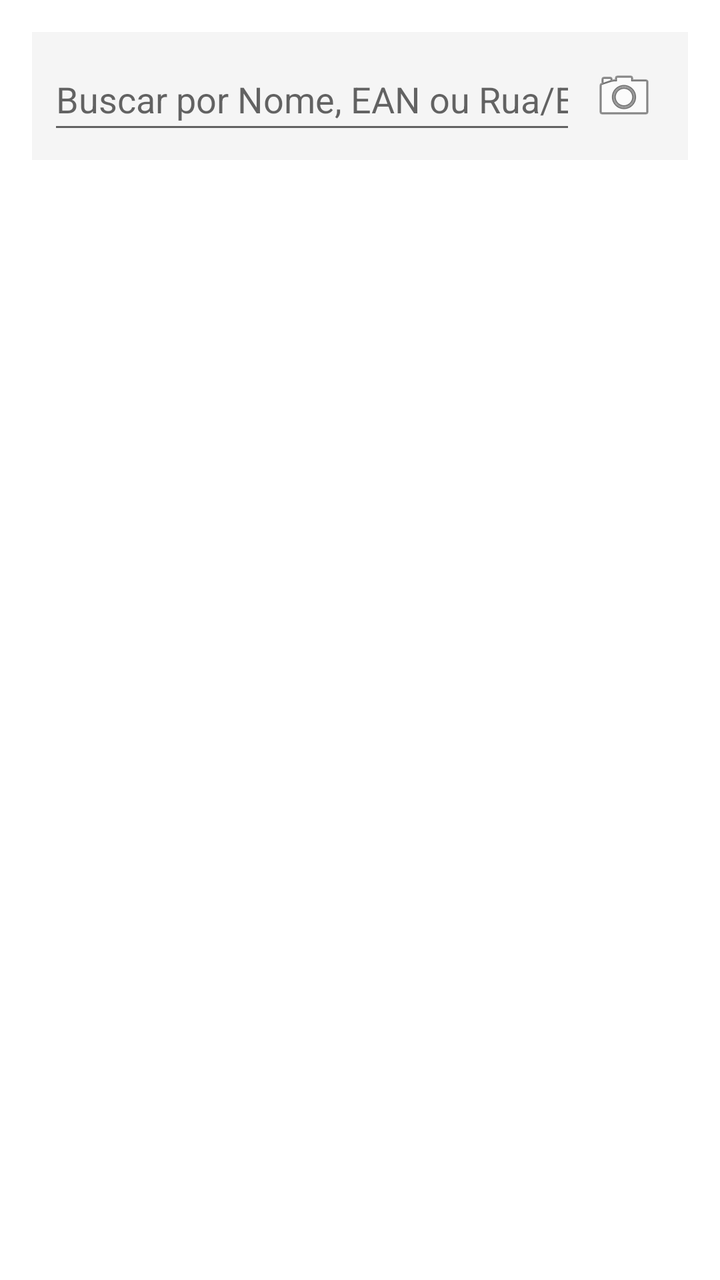
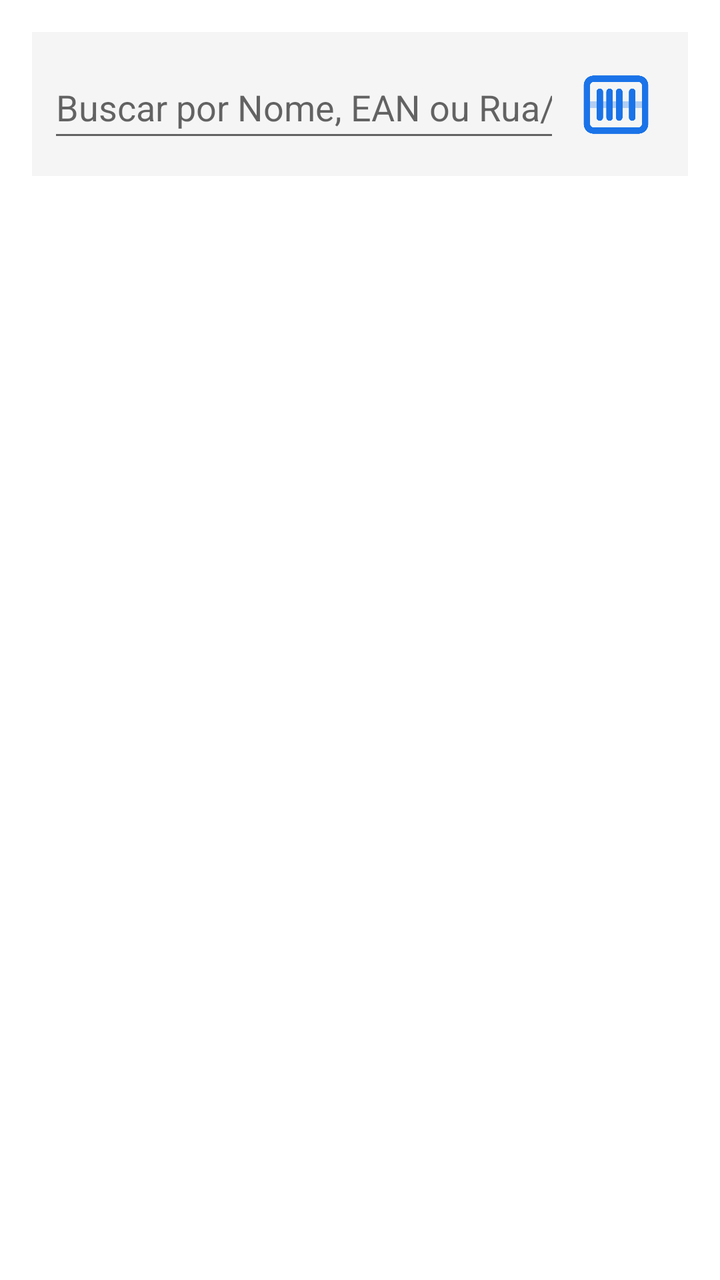

Before-and-after screenshots of an Android layout around one commit, followed by the original layout XML and the change that was made.
<!-- AndroidManifest.xml: application theme Theme.PistaLimpa -->
<!-- res/layout/fragment_consulta_produto.xml -->
<?xml version="1.0" encoding="utf-8"?>
<LinearLayout xmlns:android="http://schemas.android.com/apk/res/android"
    xmlns:app="http://schemas.android.com/apk/res-auto"
    android:layout_width="match_parent"
    android:layout_height="match_parent"
    android:orientation="vertical"
    android:padding="16dp">

    
    <LinearLayout
        android:layout_width="match_parent"
        android:layout_height="wrap_content"
        android:orientation="horizontal"
        android:gravity="center_vertical"
        android:background="#F5F5F5"
        android:padding="8dp">

        <EditText
            android:id="@+id/etBuscaGenerica"
            android:layout_width="0dp"
            android:layout_height="48dp"
            android:layout_weight="1"
            android:hint="Buscar por Nome, EAN ou Rua/Endereço"
            android:inputType="text" />

        <ImageButton
            android:id="@+id/btnScannerConsulta"
            android:layout_width="48dp"
            android:layout_height="48dp"
            android:contentDescription="Escanear EAN"
            android:src="@android:drawable/ic_menu_camera"
            android:background="?attr/selectableItemBackgroundBorderless" />
    </LinearLayout>

    
    <com.google.android.material.card.MaterialCardView
        android:id="@+id/cardDetalhesProduto"
        android:layout_width="match_parent"
        android:layout_height="wrap_content"
        android:layout_marginTop="16dp"
        android:visibility="gone"
        app:cardCornerRadius="8dp"
        app:cardElevation="3dp">

        <LinearLayout
            android:layout_width="match_parent"
            android:layout_height="wrap_content"
            android:orientation="vertical"
            android:padding="16dp">

            <TextView
                android:id="@+id/tvNomeConsulta"
                android:layout_width="wrap_content"
                android:layout_height="wrap_content"
                android:textSize="18sp"
                android:textStyle="bold"
                android:textColor="@android:color/black" />

            <TextView
                android:id="@+id/tvEanConsulta"
                android:layout_width="wrap_content"
                android:layout_height="wrap_content"
                android:layout_marginTop="4dp"
                android:textSize="14sp" />

            <TextView
                android:id="@+id/tvEnderecoConsulta"
                android:layout_width="wrap_content"
                android:layout_height="wrap_content"
                android:layout_marginTop="4dp"
                android:text="Endereço: Não Vinculado"
                android:textColor="#1976D2"
                android:textStyle="bold" />

            
            <LinearLayout
                android:layout_width="match_parent"
                android:layout_height="wrap_content"
                android:orientation="horizontal"
                android:layout_marginTop="16dp"
                android:gravity="end">

                <Button
                    android:id="@+id/btnVincularEndereco"
                    style="@style/Widget.MaterialComponents.Button.OutlinedButton"
                    android:layout_width="wrap_content"
                    android:layout_height="wrap_content"
                    android:text="Endereçar (Rua)" />

            </LinearLayout>
        </LinearLayout>
    </com.google.android.material.card.MaterialCardView>

    <androidx.recyclerview.widget.RecyclerView
        android:id="@+id/rvResultadoBusca"
        android:layout_width="match_parent"
        android:layout_height="match_parent"
        android:layout_marginTop="12dp" />

</LinearLayout>
<!-- resources referenced by this layout -->
<resources>
  <style name="Theme.PistaLimpa" parent="Theme.MaterialComponents.DayNight.DarkActionBar">
          
          <item name="colorPrimary">@color/purple_500</item>
          <item name="colorPrimaryVariant">@color/purple_700</item>
          <item name="colorOnPrimary">@color/white</item>
          
          <item name="colorSecondary">@color/teal_200</item>
          <item name="colorSecondaryVariant">@color/teal_700</item>
          <item name="colorOnSecondary">@color/black</item>
          
          <item name="android:statusBarColor">?attr/colorPrimaryVariant</item>
          
      </style>
  <color name="purple_500">#FF6200EE</color>
  <color name="purple_700">#FF3700B3</color>
  <color name="white">#FFFFFFFF</color>
  <color name="teal_200">#FF03DAC5</color>
  <color name="teal_700">#FF018786</color>
  <color name="black">#FF000000</color>
</resources>

<!-- the commit's change to res/layout/fragment_consulta_produto.xml (unified diff, before → after) -->
@@ -25,10 +25,12 @@
 
         <ImageButton
             android:id="@+id/btnScannerConsulta"
-            android:layout_width="48dp"
-            android:layout_height="48dp"
+            android:layout_width="56dp"
+            android:layout_height="56dp"
+            android:padding="8dp"
+            android:scaleType="centerInside"
             android:contentDescription="Escanear EAN"
-            android:src="@android:drawable/ic_menu_camera"
+            android:src="@drawable/leitor"
             android:background="?attr/selectableItemBackgroundBorderless" />
     </LinearLayout>
 
<!-- resource entries referenced after the edit -->
@@ -1,5 +1,6 @@
 <!-- resources referenced by this layout -->
 <resources>
+  <!-- drawable leitor: png bitmap (drawable, 13046 bytes) -->
   <style name="Theme.PistaLimpa" parent="Theme.MaterialComponents.DayNight.DarkActionBar">
           
           <item name="colorPrimary">@color/purple_500</item>
